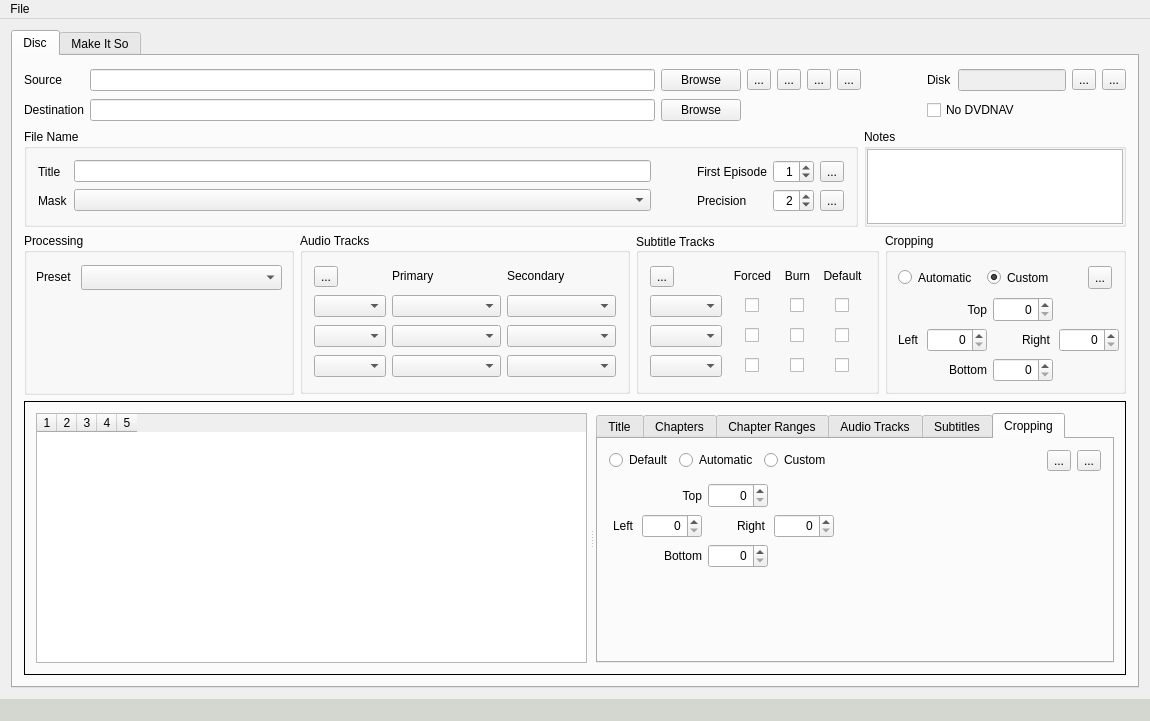
This is mainwindow.ui in dwprice56/QtHEP as Qt 5 draws it before an edit. The edited form follows.
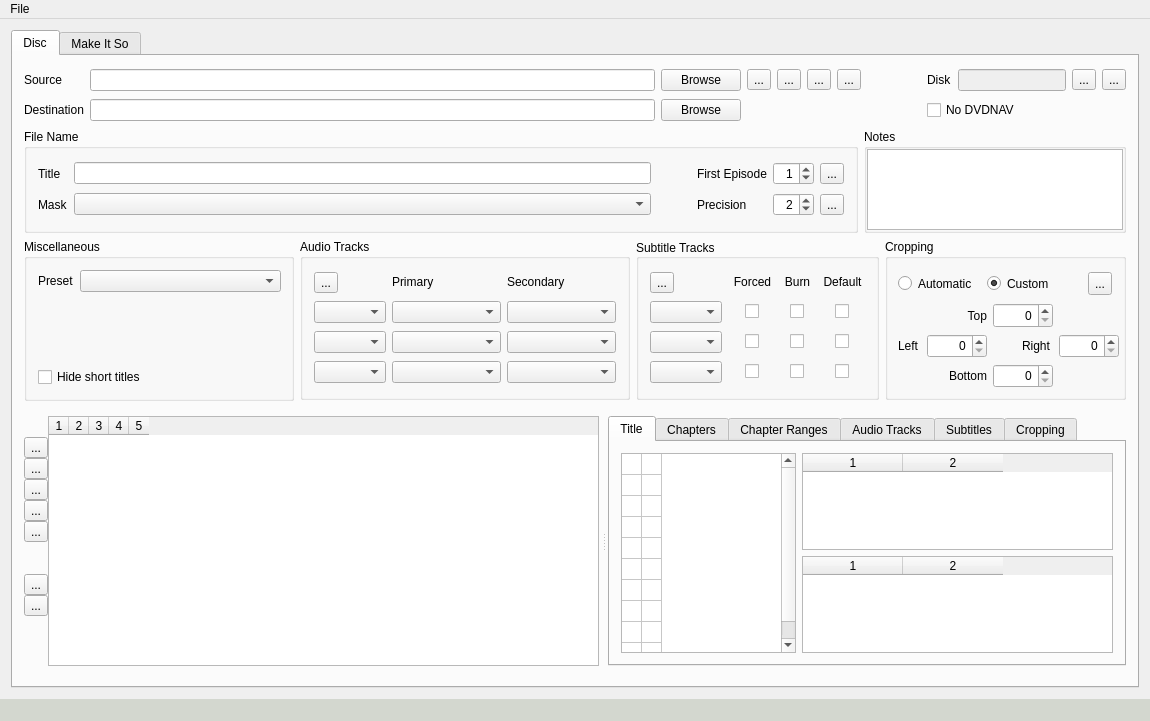
This is the edited form. Icons and pictures are not drawn.

Commit message: Basic widgets done

Diff of the .ui file:
```diff
--- a/mainwindow.ui
+++ b/mainwindow.ui
@@ -604,17 +604,11 @@
               </size>
              </property>
              <property name="title">
-              <string>Processing</string>
+              <string>Miscellaneous</string>
              </property>
+             <layout class="QGridLayout" name="gridLayout_16">
+              <item row="0" column="0">
              <widget class="QLabel" name="label_Disc_Preset">
-              <property name="geometry">
-               <rect>
-                <x>12</x>
-                <y>35</y>
-                <width>37</width>
-                <height>17</height>
-               </rect>
-              </property>
               <property name="sizePolicy">
                <sizepolicy hsizetype="Fixed" vsizetype="Fixed">
                 <horstretch>0</horstretch>
@@ -628,15 +622,22 @@
                <cstring>comboBox_Disc_Preset</cstring>
               </property>
              </widget>
+              </item>
+              <item row="1" column="0">
+               <spacer name="verticalSpacer_5">
+                <property name="orientation">
+                 <enum>Qt::Vertical</enum>
+                </property>
+                <property name="sizeHint" stdset="0">
+                 <size>
+                  <width>20</width>
+                  <height>55</height>
+                 </size>
+                </property>
+               </spacer>
+              </item>
+              <item row="0" column="1">
              <widget class="QComboBox" name="comboBox_Disc_Preset">
-              <property name="geometry">
-               <rect>
-                <x>57</x>
-                <y>32</y>
-                <width>201</width>
-                <height>25</height>
-               </rect>
-              </property>
               <property name="sizePolicy">
                <sizepolicy hsizetype="Fixed" vsizetype="Fixed">
                 <horstretch>0</horstretch>
@@ -656,6 +657,15 @@
                </size>
               </property>
              </widget>
+              </item>
+              <item row="2" column="0" colspan="2">
+               <widget class="QCheckBox" name="checkBox_Disc_HideShortTitles">
+                <property name="text">
+                 <string>Hide short titles</string>
+                </property>
+               </widget>
+              </item>
+             </layout>
             </widget>
            </item>
            <item>
@@ -1484,20 +1494,245 @@
         <item>
          <widget class="QFrame" name="frame_3">
           <property name="frameShape">
-           <enum>QFrame::Box</enum>
+           <enum>QFrame::NoFrame</enum>
           </property>
-          <layout class="QHBoxLayout" name="horizontalLayout_4">
+          <layout class="QHBoxLayout" name="horizontalLayout_7">
+           <property name="leftMargin">
+            <number>0</number>
+           </property>
+           <property name="topMargin">
+            <number>0</number>
+           </property>
+           <property name="rightMargin">
+            <number>0</number>
+           </property>
+           <property name="bottomMargin">
+            <number>0</number>
+           </property>
            <item>
-            <widget class="QSplitter" name="splitter_DiscTitles">
+            <widget class="QSplitter" name="splitter">
              <property name="orientation">
               <enum>Qt::Horizontal</enum>
              </property>
              <property name="handleWidth">
               <number>9</number>
              </property>
-             <property name="childrenCollapsible">
-              <bool>false</bool>
-             </property>
+             <widget class="QFrame" name="frame_12">
+              <property name="sizePolicy">
+               <sizepolicy hsizetype="Preferred" vsizetype="Preferred">
+                <horstretch>1</horstretch>
+                <verstretch>0</verstretch>
+               </sizepolicy>
+              </property>
+              <property name="frameShape">
+               <enum>QFrame::NoFrame</enum>
+              </property>
+              <property name="frameShadow">
+               <enum>QFrame::Raised</enum>
+              </property>
+              <layout class="QHBoxLayout" name="horizontalLayout_4">
+               <property name="spacing">
+                <number>0</number>
+               </property>
+               <property name="leftMargin">
+                <number>0</number>
+               </property>
+               <property name="topMargin">
+                <number>0</number>
+               </property>
+               <property name="rightMargin">
+                <number>0</number>
+               </property>
+               <property name="bottomMargin">
+                <number>0</number>
+               </property>
+               <item>
+                <widget class="QFrame" name="frame_DiscTitle_List">
+                 <property name="frameShape">
+                  <enum>QFrame::NoFrame</enum>
+                 </property>
+                 <property name="frameShadow">
+                  <enum>QFrame::Raised</enum>
+                 </property>
+                 <layout class="QVBoxLayout" name="verticalLayout_6">
+                  <property name="spacing">
+                   <number>0</number>
+                  </property>
+                  <property name="leftMargin">
+                   <number>0</number>
+                  </property>
+                  <property name="topMargin">
+                   <number>0</number>
+                  </property>
+                  <property name="rightMargin">
+                   <number>0</number>
+                  </property>
+                  <property name="bottomMargin">
+                   <number>0</number>
+                  </property>
+                  <item>
+                   <spacer name="verticalSpacer_11">
+                    <property name="orientation">
+                     <enum>Qt::Vertical</enum>
+                    </property>
+                    <property name="sizeType">
+                     <enum>QSizePolicy::Fixed</enum>
+                    </property>
+                    <property name="sizeHint" stdset="0">
+                     <size>
+                      <width>20</width>
+                      <height>21</height>
+                     </size>
+                    </property>
+                   </spacer>
+                  </item>
+                  <item>
+                   <widget class="QToolButton" name="toolButton_DiscTitle_MoveTop">
+                    <property name="toolTip">
+                     <string>Move the selected title to the top of the list.</string>
+                    </property>
+                    <property name="text">
+                     <string>...</string>
+                    </property>
+                    <property name="icon">
+                     <iconset>
+                      <normalon>images/move_top_16.png</normalon>
+                     </iconset>
+                    </property>
+                   </widget>
+                  </item>
+                  <item>
+                   <widget class="QToolButton" name="toolButton_DiscTitle_MoveUp">
+                    <property name="toolTip">
+                     <string>Move the selected title up one line.</string>
+                    </property>
+                    <property name="text">
+                     <string>...</string>
+                    </property>
+                    <property name="icon">
+                     <iconset>
+                      <normalon>images/move_up_16.png</normalon>
+                     </iconset>
+                    </property>
+                    <property name="autoRepeat">
+                     <bool>true</bool>
+                    </property>
+                    <property name="autoRepeatInterval">
+                     <number>200</number>
+                    </property>
+                   </widget>
+                  </item>
+                  <item>
+                   <widget class="QToolButton" name="toolButton_DiscTitle_MoveDown">
+                    <property name="toolTip">
+                     <string>Move the selected title down one line.</string>
+                    </property>
+                    <property name="text">
+                     <string>...</string>
+                    </property>
+                    <property name="icon">
+                     <iconset>
+                      <normalon>images/move_down_16.png</normalon>
+                     </iconset>
+                    </property>
+                    <property name="autoRepeat">
+                     <bool>true</bool>
+                    </property>
+                    <property name="autoRepeatInterval">
+                     <number>200</number>
+                    </property>
+                   </widget>
+                  </item>
+                  <item>
+                   <widget class="QToolButton" name="toolButton_DiscTitle_MoveBottom">
+                    <property name="toolTip">
+                     <string>Move the selected title to the bottom of the list.</string>
+                    </property>
+                    <property name="text">
+                     <string>...</string>
+                    </property>
+                    <property name="icon">
+                     <iconset>
+                      <normalon>images/move_bottom_16.png</normalon>
+                     </iconset>
+                    </property>
+                   </widget>
+                  </item>
+                  <item>
+                   <widget class="QToolButton" name="toolButton_DiscTitle_RestoreNaturalOrder">
+                    <property name="toolTip">
+                     <string>Restore the natural title order.</string>
+                    </property>
+                    <property name="text">
+                     <string>...</string>
+                    </property>
+                    <property name="icon">
+                     <iconset>
+                      <normaloff>images/redo_2_16.png</normaloff>images/redo_2_16.png</iconset>
+                    </property>
+                   </widget>
+                  </item>
+                  <item>
+                   <spacer name="verticalSpacer_9">
+                    <property name="orientation">
+                     <enum>Qt::Vertical</enum>
+                    </property>
+                    <property name="sizeType">
+                     <enum>QSizePolicy::Fixed</enum>
+                    </property>
+                    <property name="sizeHint" stdset="0">
+                     <size>
+                      <width>20</width>
+                      <height>32</height>
+                     </size>
+                    </property>
+                   </spacer>
+                  </item>
+                  <item>
+                   <widget class="QToolButton" name="toolButton_DiscTitle_ClearSelections">
+                    <property name="toolTip">
+                     <string>Clear all of the title selections.</string>
+                    </property>
+                    <property name="text">
+                     <string>...</string>
+                    </property>
+                    <property name="icon">
+                     <iconset>
+                      <normaloff>images/draw_eraser_16.png</normaloff>images/draw_eraser_16.png</iconset>
+                    </property>
+                   </widget>
+                  </item>
+                  <item>
+                   <widget class="QToolButton" name="toolButton_Disc_Find_AudioAndSubtitleTracks">
+                    <property name="toolTip">
+                     <string>Select audio and subtitle tracks from the first selected title.</string>
+                    </property>
+                    <property name="text">
+                     <string>...</string>
+                    </property>
+                    <property name="icon">
+                     <iconset>
+                      <normaloff>images/find_16.png</normaloff>images/find_16.png</iconset>
+                    </property>
+                   </widget>
+                  </item>
+                  <item>
+                   <spacer name="verticalSpacer_10">
+                    <property name="orientation">
+                     <enum>Qt::Vertical</enum>
+                    </property>
+                    <property name="sizeHint" stdset="0">
+                     <size>
+                      <width>21</width>
+                      <height>25</height>
+                     </size>
+                    </property>
+                   </spacer>
+                  </item>
+                 </layout>
+                </widget>
+               </item>
+               <item>
              <widget class="QTableWidget" name="tableWidget_Disc_Titles">
               <property name="sizePolicy">
                <sizepolicy hsizetype="Expanding" vsizetype="Expanding">
@@ -1526,7 +1761,10 @@
               <column/>
               <column/>
              </widget>
-             <widget class="QTabWidget" name="tabWidget_Disc">
+               </item>
+              </layout>
+             </widget>
+             <widget class="QTabWidget" name="tabWidget_DiscTitle">
               <property name="sizePolicy">
                <sizepolicy hsizetype="Fixed" vsizetype="Fixed">
                 <horstretch>0</horstretch>
```
Left out of the diff: 20 changed lines with no effect on the pictures. Lines whose indentation alone changed are shown as unchanged. The commit also changes 6 other files.
